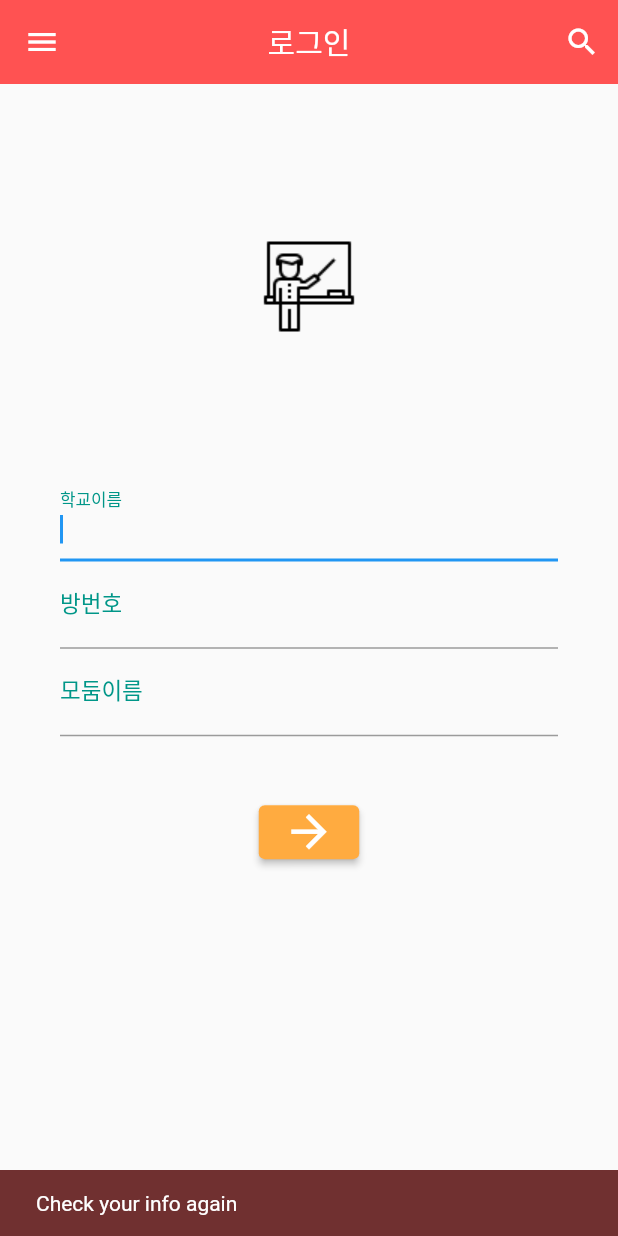
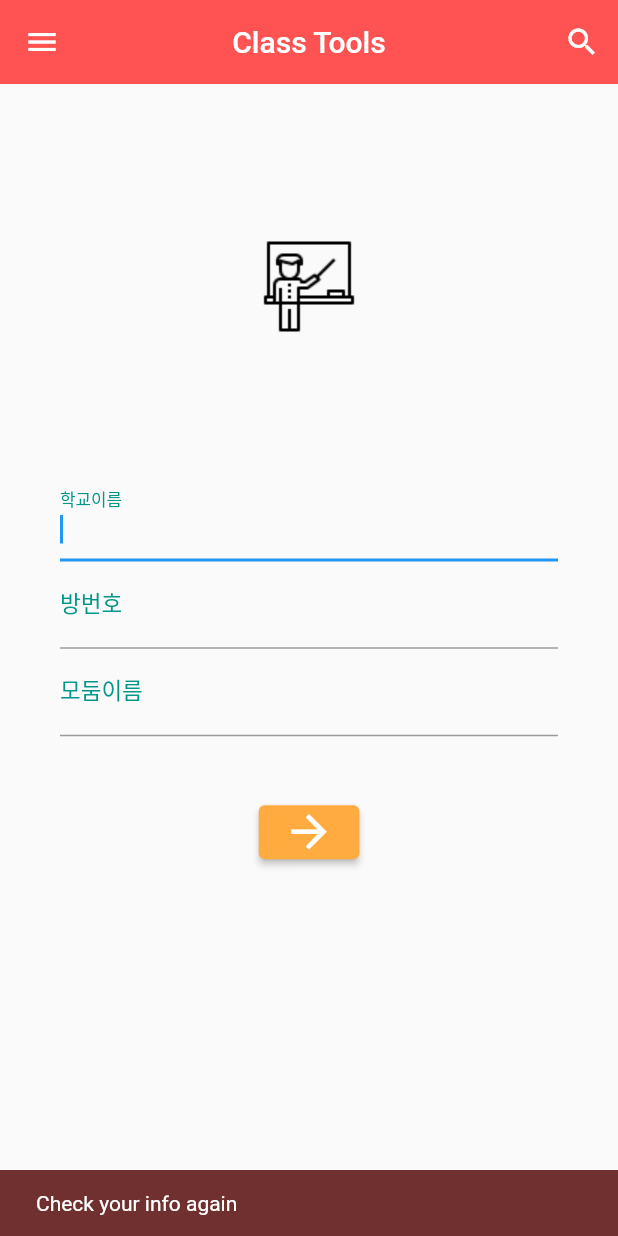
Before and after one commit to j991132/classtools, a Flutter app: the screen it shows after launch, after a tap on the "arrow forward" icon, on a phone screen of 412 x 824 dp. Run offline on Flutter 3.47's test engine with Material 2 defaults, Android fonts, the light colour scheme and no system bars; our stand-ins replace firebase_core; accounts and stored records are empty; generated files the repository leaves out were written again.

Commit message:
파이어베이스 연동 성공(파이어베이스 cli 를 프로젝트 디렉토리에 파일명 변경하여 저장후 성공)

```diff
--- a/lib/main.dart
+++ b/lib/main.dart
@@ -1,6 +1,14 @@
 import 'package:flutter/material.dart';
+import 'package:firebase_core/firebase_core.dart';
+import 'firebase_options.dart';
 
-void main() => runApp(MyApp());
+void main() async{
+  WidgetsFlutterBinding.ensureInitialized(); // 에러방지 코딩셰프 매운맛 26강 참고
+  await Firebase.initializeApp(
+    options: DefaultFirebaseOptions.currentPlatform,
+  );
+  runApp(MyApp());
+}
 
 class MyApp extends StatelessWidget {
   @override
@@ -27,7 +35,7 @@ class _LogInState extends State<LogIn> {
   Widget build(BuildContext context) {
     return Scaffold(
       appBar: AppBar(
-        title: Text('로그인'),
+        title: Text('Class Tools'),
         elevation: 0.0,
         backgroundColor: Colors.redAccent,
         centerTitle: true,
--- a/pubspec.yaml
+++ b/pubspec.yaml
@@ -35,6 +35,7 @@ dependencies:
   # The following adds the Cupertino Icons font to your application.
   # Use with the CupertinoIcons class for iOS style icons.
   cupertino_icons: ^1.0.2
+  firebase_core: ^2.17.0
 
 dev_dependencies:
   flutter_test:
```
Also changed, not shown: pubspec.lock, 3 other files.
